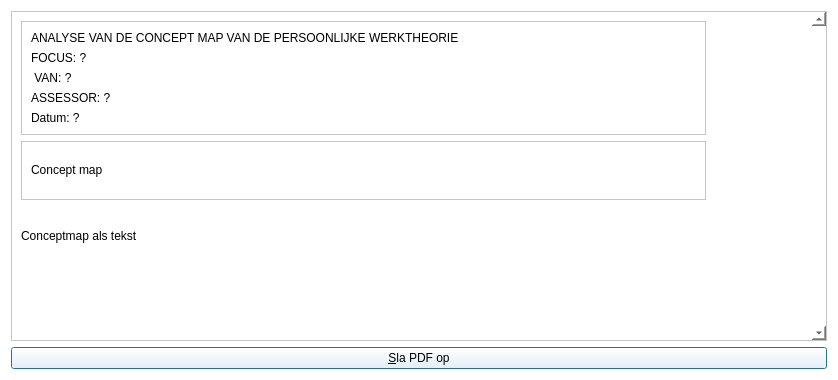
First picture: the form in qtbrainweaverprintratingdialog.ui, repository richelbilderbeek/BrainWeaver, before the edit.
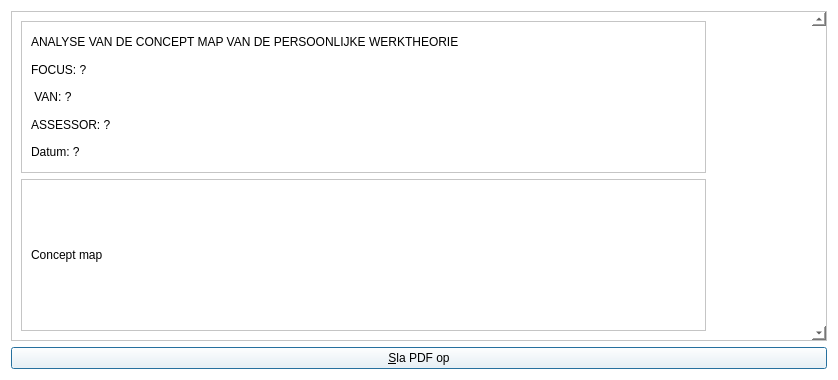
Second picture: the form after the edit. Icons and pictures are not drawn.

```diff
--- a/qtbrainweaverprintratingdialog.ui
+++ b/qtbrainweaverprintratingdialog.ui
@@ -123,18 +123,6 @@
          </layout>
         </widget>
        </item>
-       <item>
-        <widget class="QLabel" name="label_concept_map_as_text">
-         <property name="text">
-          <string>Conceptmap als tekst</string>
-         </property>
-        </widget>
-       </item>
-       <item>
-        <widget class="QWidget" name="widget_concept_map_as_text" native="true">
-         <layout class="QVBoxLayout" name="verticalLayout_4"/>
-        </widget>
-       </item>
       </layout>
      </widget>
     </widget>
```
